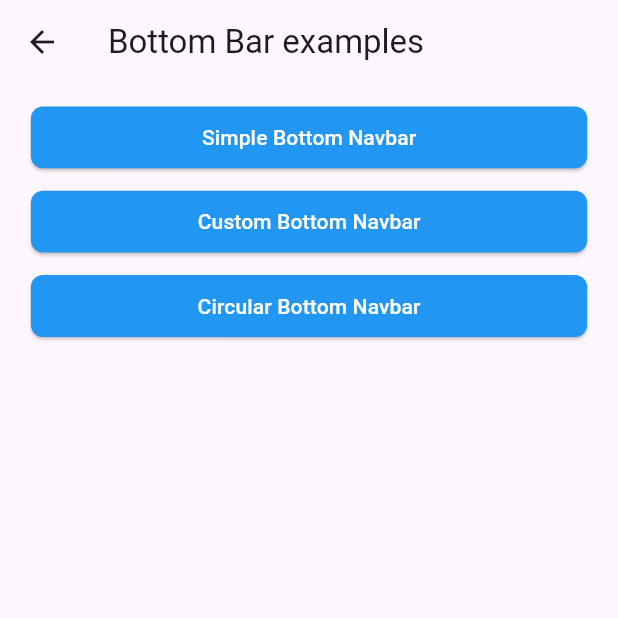
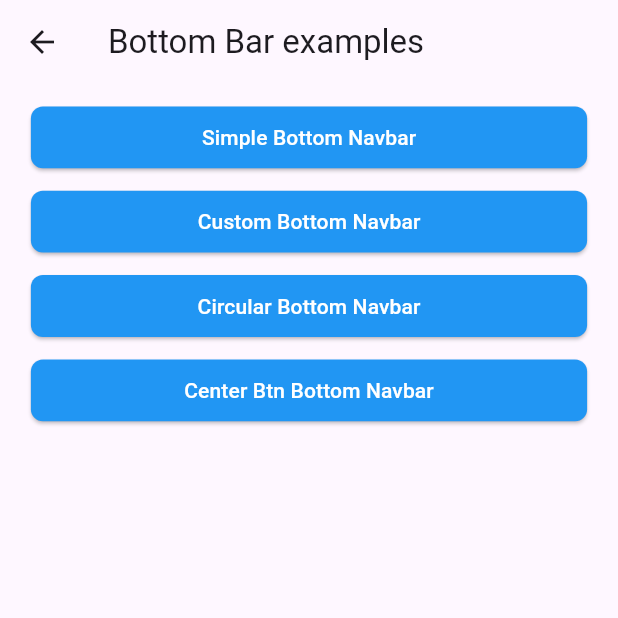
Before and after one commit to mdrazadev/Flutter-Widgets, a Flutter app: the BottomBarListScreen screen opened directly, on a phone screen of 412 x 824 dp, the top half of it. Run offline on Flutter 3.47's test engine with Material 3 defaults, Android fonts, the phone set to English and light mode, and no system bars; our stand-ins replace get.

Commit message:
new bottom bar added

```diff
--- a/lib/screens/bottom_bars/bottom_bar_list_screen.dart
+++ b/lib/screens/bottom_bars/bottom_bar_list_screen.dart
@@ -1,4 +1,5 @@
 import 'package:flutter/material.dart';
+import 'package:flutter_widgets/screens/bottom_bars/center_btn_bottom_bar_screen.dart';
 import 'package:flutter_widgets/screens/bottom_bars/circular_bottom_bar_screen.dart';
 import 'package:flutter_widgets/screens/bottom_bars/custom_bottom_bar_screen.dart';
 import 'package:flutter_widgets/screens/bottom_bars/simple_bottom_bar_screen.dart';
@@ -31,10 +32,7 @@ class BottomBarListScreen extends StatelessWidget {
               );
             },
           ),
-          SizedBox(
-            height: 15,
-            width: width,
-          ),
+          const SizedBox(height: 15),
           SimpleButtonWidget(
             label: 'Custom Bottom Navbar',
             onPress: () {
@@ -46,10 +44,7 @@ class BottomBarListScreen extends StatelessWidget {
               );
             },
           ),
-          SizedBox(
-            height: 15,
-            width: width,
-          ),
+          const SizedBox(height: 15),
           SimpleButtonWidget(
             label: 'Circular Bottom Navbar',
             onPress: () {
@@ -61,6 +56,18 @@ class BottomBarListScreen extends StatelessWidget {
               );
             },
           ),
+          const SizedBox(height: 15),
+          SimpleButtonWidget(
+            label: 'Center Btn Bottom Navbar',
+            onPress: () {
+              Navigator.push(
+                context,
+                MaterialPageRoute(
+                  builder: (ctx) => const CenterBtnBottomBarScreen(),
+                ),
+              );
+            },
+          ),
         ],
       ),
     );
```
Also changed, not shown: lib/screens/bottom_bars/center_btn_bottom_bar_screen.dart (added, +46 -0 lines), lib/screens/bottom_bars/widgets/bottom_bar_widget.dart (added, +62 -0 lines).
